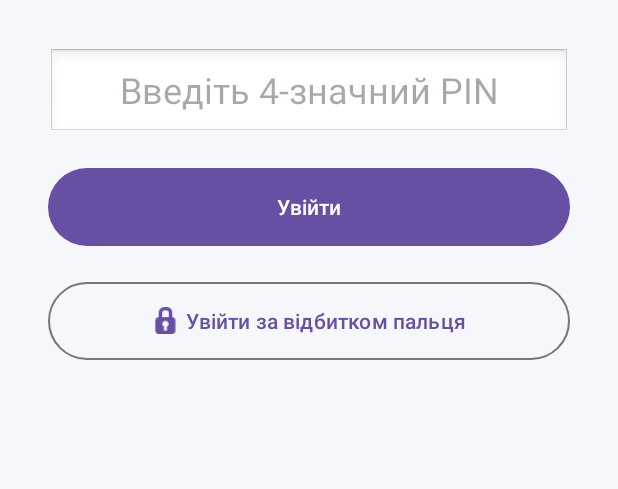
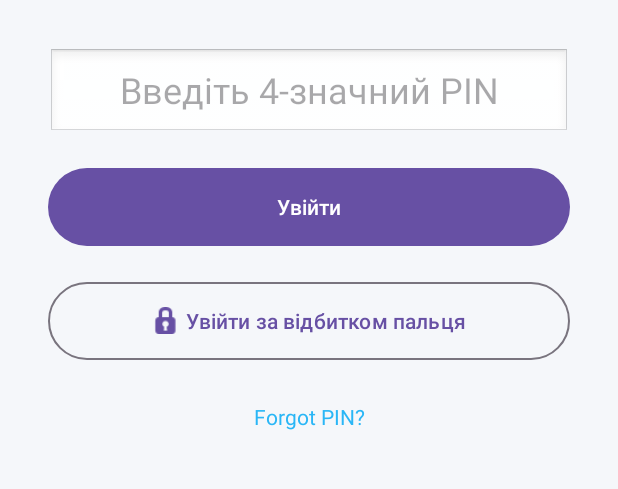
Before and after one commit to HalynaChuvaieva/TrackFinance, an Android app: the screen it shows after launch (LoginActivity), on a phone screen of 412 x 824 dp, the part 460-949 px from its top. Run offline under Robolectric (Android 15) with nearby library versions, the phone set to English and light mode, and no system bars.

Commit message:
- Add "Forgot PIN?" button to activity_login.xml. - Implement secret word setup during initial PIN configuration and a PIN reset dialog. - Add localized strings (UA/EN) and authentication event logging via FinanceLogger.

```diff
--- a/app/src/main/res/layout/activity_login.xml
+++ b/app/src/main/res/layout/activity_login.xml
@@ -60,5 +60,17 @@
             app:layout_constraintEnd_toEndOf="parent"
             app:layout_constraintStart_toStartOf="parent"
             app:layout_constraintTop_toBottomOf="@+id/btnLogin" />
+    <TextView
+            android:id="@+id/tvForgotPin"
+            android:layout_width="wrap_content"
+            android:layout_height="wrap_content"
+            android:text="@string/forgot_pin"
+            android:textColor="#29B6F6"
+            android:textSize="14sp"
+            android:padding="12dp"
+            android:layout_marginTop="12dp"
+            app:layout_constraintTop_toBottomOf="@id/btnBiometric"
+            app:layout_constraintStart_toStartOf="parent"
+            app:layout_constraintEnd_toEndOf="parent" />
 
 </androidx.constraintlayout.widget.ConstraintLayout>
--- a/app/src/main/res/values/strings.xml
+++ b/app/src/main/res/values/strings.xml
@@ -1,12 +1,18 @@
 <resources>
     <string name="app_name">Finance Manager</string>
     <string name="greeting">Hi, %1$s ✎</string>
+
+
     <string name="total_balance">Total Balance</string>
     <string name="spendings_overview">Spendings Overview</string>
     <string name="recent_transactions">Recent Transactions</string>
     <string name="chart_legend">Income (green) / Expenses (red)</string>
+
+
     <string name="change_name_title">Change Name</string>
     <string name="enter_name_hint">Enter your name</string>
+
+
     <string name="new_transaction">New Transaction</string>
     <string name="edit_transaction">Edit Transaction</string>
     <string name="category_hint">Category (e.g. Food, Salary)</string>
@@ -28,4 +34,20 @@
     <string name="btn_undo">Undo</string>
     <string name="privacy_enabled">Privacy mode enabled</string>
     <string name="privacy_disabled">Privacy mode disabled</string>
+
+
+
+    <string name="forgot_pin">Forgot PIN?</string>
+    <string name="set_secret_word_title">Set Secret Word</string>
+    <string name="set_secret_word_msg">This word will be used to recover your PIN if you forget it.</string>
+    <string name="secret_word_hint">Secret word</string>
+    <string name="recover_pin_title">Recover PIN</string>
+    <string name="new_pin_hint">New PIN (4 digits)</string>
+    <string name="pin_saved">PIN and secret word saved</string>
+    <string name="pin_updated">PIN successfully updated</string>
+    <string name="pin_length_error">PIN must be 4 digits</string>
+    <string name="wrong_pin">Incorrect PIN</string>
+    <string name="wrong_secret_word">Incorrect secret word</string>
+    <string name="no_secret_word">No secret word set yet</string>
+    <string name="empty_secret_word">Please enter a secret word</string>
 </resources>
```
Also changed, not shown: app/src/main/java/com/example/trackfinance/LoginActivity.kt (+104 -12 lines), 1 other file.
